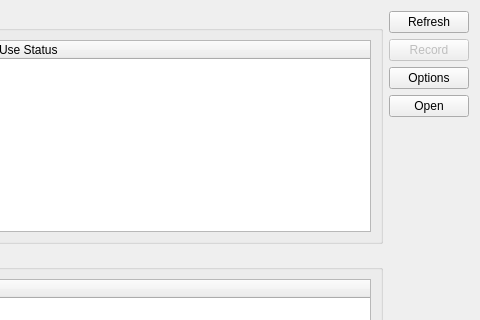
The window that trunk/src/edr/src/plugins/imuCostume/ui/IMUCostumeListWidget.ui (mk4me/hm-mde-one) describes before a commit, drawn with Qt 5; both pictures show x 227 to 707 and y 0 to 320 of the 707 by 729 pixel window.
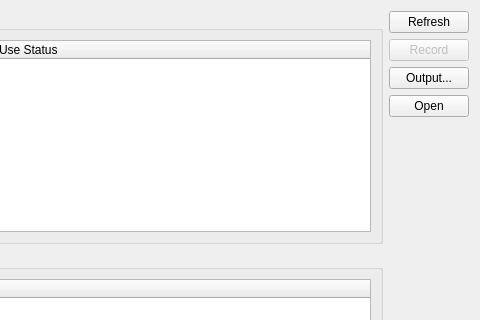
The same window after the commit. Icons and pictures are not drawn.

What changed in the file:
```diff
--- a/trunk/src/edr/src/plugins/imuCostume/ui/IMUCostumeListWidget.ui
+++ b/trunk/src/edr/src/plugins/imuCostume/ui/IMUCostumeListWidget.ui
@@ -418,7 +418,7 @@
      <item>
       <widget class="QPushButton" name="optionsPushButton">
        <property name="text">
-        <string>Options</string>
+        <string>Output...</string>
        </property>
       </widget>
      </item>
```
Left out of the diff: 4 changed lines with no effect on the pictures.
